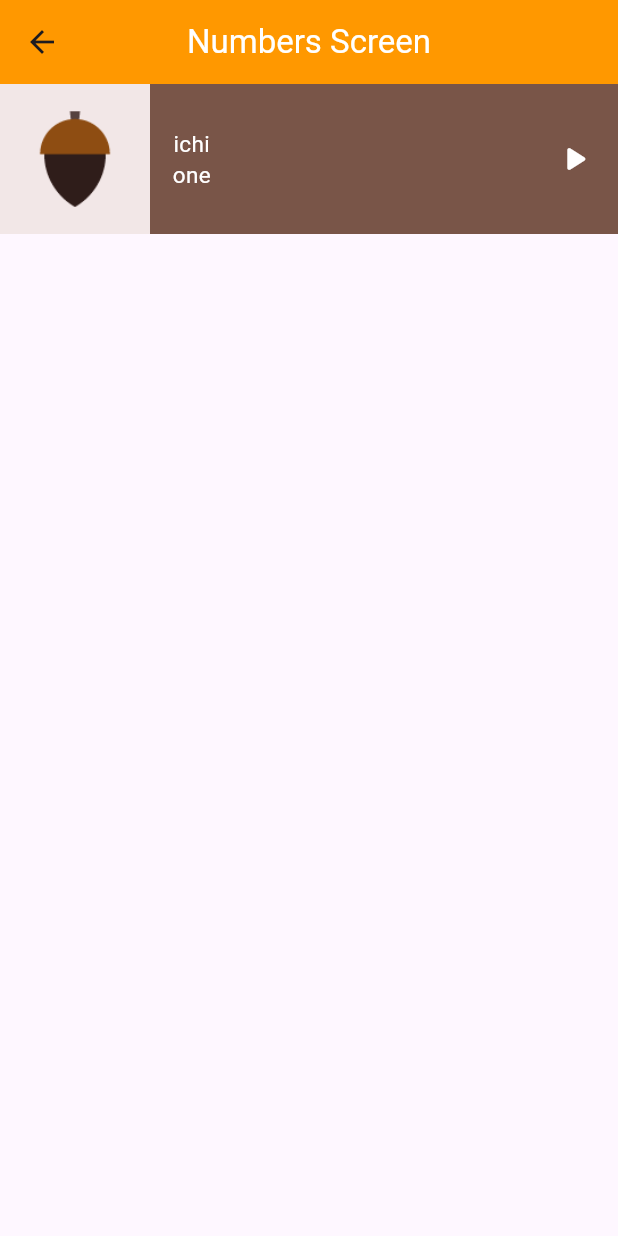
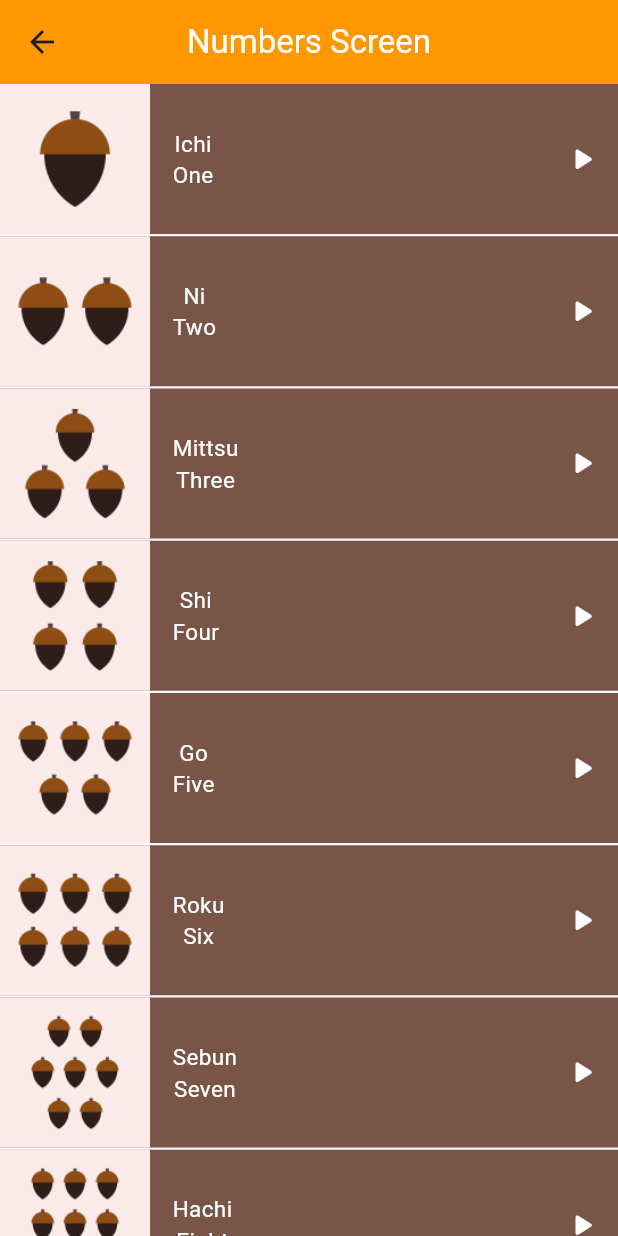
Before and after one commit to YoussefAshraf22/Japanese-language-learning-app--Flutter, a Flutter app: the screen it shows after launch, after a tap on "Numbers", on a phone screen of 412 x 824 dp. Run offline on Flutter 3.47's test engine with Material 2 defaults, Android fonts, the phone set to English and light mode, and no system bars; our stand-ins replace audioplayers.

Commit message:
new commit

```diff
--- a/lib/components/category_item.dart
+++ b/lib/components/category_item.dart
@@ -1,4 +1,3 @@
-import 'package:flutter/cupertino.dart';
 import 'package:flutter/material.dart';
 
 // ignore: must_be_immutable
@@ -6,25 +5,26 @@ class Category extends StatelessWidget {
   String? name;
   Color? color;
   Function()? onTap;
-  Category({required this.name, required this.color, this.onTap});
+  Category({Key? key, required this.name, required this.color, required this.onTap}) : super(key: key);
 
   @override
   Widget build(BuildContext context) {
     return GestureDetector(
       onTap: onTap,
+      child: Padding(
+        padding: const EdgeInsets.symmetric(horizontal: 3, vertical: 3),
         child: Container(
           width: double.infinity,
           height: 70,
           decoration: BoxDecoration(
-            color: color!,
-            borderRadius: BorderRadius.circular(23),
-            border: Border.all(color: color!, style: BorderStyle.solid)),
+              color: color!, borderRadius: BorderRadius.circular(20)),
           child: Text(
             name!,
-          style: TextStyle(fontSize: 20, color: Colors.white),
+            style: const TextStyle(fontSize: 20, color: Colors.white),
           ),
           alignment: Alignment.centerLeft,
-        padding: EdgeInsets.only(left: 24),
+          padding:const EdgeInsets.only(left: 24),
+        ),
       ),
     );
   }
--- /dev/null
+++ b/lib/components/item.dart
@@ -0,0 +1,66 @@
+import 'package:flutter/material.dart';
+import '../models/number_model.dart';
+import 'package:audioplayers/audioplayers.dart';
+
+class Item extends StatelessWidget {
+  final Number num;
+
+  const Item({Key? key, required this.num}) : super(key: key);
+
+  @override
+  Widget build(BuildContext context) {
+    return Column(
+      children: [
+        Container(
+          color: Colors.brown,
+          height: 100,
+          child: Row(children: [
+            Container(
+              color: const Color.fromARGB(255, 251, 234, 234),
+              child: Image.asset(
+                num.img,
+              ),
+            ),
+            const SizedBox(
+              width: 15,
+            ),
+            Column(
+              mainAxisAlignment: MainAxisAlignment.center,
+              children: [
+                Text(
+                  num.jpName,
+                  style: const TextStyle(
+                      fontSize: 15,
+                      color: Colors.white,
+                      fontWeight: FontWeight.w400),
+                ),
+                Text(
+                  num.enName,
+                  style: const TextStyle(
+                      fontSize: 15,
+                      color: Colors.white,
+                      fontWeight: FontWeight.w400),
+                ),
+              ],
+            ),
+            const Spacer(flex: 1),
+            IconButton(
+              icon: const Icon(Icons.play_arrow_rounded,
+                  color: Colors.white, size: 25),
+              onPressed: () {
+                AudioCache player =
+                    AudioCache(prefix: 'assets/sounds/numbers/');
+                player.play(num.sound);
+              },
+            )
+          ]),
+        ),
+        const Divider(
+          color: Colors.white,
+          thickness: 0.1,
+          height: 1.5,
+        )
+      ],
+    );
+  }
+}
--- a/lib/main.dart
+++ b/lib/main.dart
@@ -14,6 +14,6 @@ class TokuApp extends StatelessWidget {
         debugShowCheckedModeBanner: false,
         theme: ThemeData(useMaterial3: true),
         title: 'Toku Language App',
-        home: Scaffold(body: SafeArea(child: HomePage())));
+        home:const Scaffold(body: SafeArea(child: HomePage())));
   }
 }
--- /dev/null
+++ b/lib/models/number_model.dart
@@ -0,0 +1,5 @@
+class Number {
+  final String img, jpName, enName ,sound;
+
+  const Number({required this.img, required this.jpName, required this.enName,required this.sound});
+}
--- a/lib/screens/home_page.dart
+++ b/lib/screens/home_page.dart
@@ -7,11 +7,13 @@ import 'colors_screen.dart';
 import 'numbers_screen.dart';
 
 class HomePage extends StatelessWidget {
+  const HomePage({Key? key}) : super(key: key);
+
   @override
   Widget build(BuildContext context) {
     return Scaffold(
         appBar: AppBar(
-          title: Text(
+          title: const Text(
             'Toku App',
             style: TextStyle(fontSize: 25, color: Colors.white),
           ),
@@ -21,19 +23,15 @@ class HomePage extends StatelessWidget {
         body: SafeArea(
           child: Column(
             children: [
-              SizedBox(
-                height: 2,
-              ),
               Category(
                   name: 'Numbers',
                   color: Colors.orange,
                   onTap: () {
-                    Navigator.push(context,
-                        MaterialPageRoute(builder: (context) => NumbersPage()));
+                    Navigator.push(
+                        context,
+                        MaterialPageRoute(
+                            builder: (context) => const NumbersPage()));
                   }),
-              SizedBox(
-                height: 5,
-              ),
               Category(
                 name: 'Family Members',
                 color: Colors.green,
@@ -41,12 +39,9 @@ class HomePage extends StatelessWidget {
                   Navigator.push(
                       context,
                       MaterialPageRoute(
-                        builder: (context) => FamilyPage(),
+                        builder: (context) => const FamilyPage(),
                       ));
                 },
-              ),
-              SizedBox(
-                height: 5,
               ),
               Category(
                 name: 'Colors',
@@ -55,12 +50,9 @@ class HomePage extends StatelessWidget {
                   Navigator.push(
                       context,
                       MaterialPageRoute(
-                        builder: (context) => ColorsPage(),
+                        builder: (context) => const ColorsPage(),
                       ));
                 },
-              ),
-              SizedBox(
-                height: 5,
               ),
               Category(
                 name: 'Pharses',
@@ -69,7 +61,7 @@ class HomePage extends StatelessWidget {
                   Navigator.push(
                       context,
                       MaterialPageRoute(
-                        builder: (context) => PharsesPage(),
+                        builder: (context) => const PharsesPage(),
                       ));
                 },
               ),
--- a/lib/screens/numbers_screen.dart
+++ b/lib/screens/numbers_screen.dart
@@ -1,60 +1,84 @@
 import 'package:flutter/material.dart';
+import '../components/item.dart';
+import '../models/number_model.dart';
 
 class NumbersPage extends StatelessWidget {
   const NumbersPage({Key? key}) : super(key: key);
+//list of objects from Number class
+  final List<Number> number = const [
+    Number(
+        img: 'assets/images/numbers/number_one.png',
+        jpName: 'Ichi',
+        enName: 'One',
+        sound: 'number_one_sound.mp3'),
+    Number(
+        img: 'assets/images/numbers/number_two.png',
+        jpName: 'Ni',
+        enName: 'Two',
+        sound: 'number_two_sound.mp3'),
+    Number(
+        img: 'assets/images/numbers/number_three.png',
+        jpName: 'Mittsu',
+        enName: 'Three',
+        sound: 'number_three_sound.mp3'),
+    Number(
+        img: 'assets/images/numbers/number_four.png',
+        jpName: 'Shi',
+        enName: 'Four',
+        sound: 'number_four_sound.mp3'),
+    Number(
+        img: 'assets/images/numbers/number_five.png',
+        jpName: 'Go',
+        enName: 'Five',
+        sound: 'number_five_sound.mp3'),
+    Number(
+        img: 'assets/images/numbers/number_six.png',
+        jpName: 'Roku',
+        enName: 'Six',
+        sound: 'number_six_sound.mp3'),
+    Number(
+        img: 'assets/images/numbers/number_seven.png',
+        jpName: 'Sebun',
+        enName: 'Seven',
+        sound: 'number_seven_sound.mp3'),
+    Number(
+        img: 'assets/images/numbers/number_eight.png',
+        jpName: 'Hachi',
+        enName: 'Eight',
+        sound: 'number_eight_sound.mp3'),
+    Number(
+        img: 'assets/images/numbers/number_nine.png',
+        jpName: 'Kyū',
+        enName: 'Nine',
+        sound: 'number_nine_sound.mp3'),
+    Number(
+        img: 'assets/images/numbers/number_ten.png',
+        jpName: 'Jū',
+        enName: 'Ten',
+        sound: 'number_ten_sound.mp3'),
+  ];
 
   @override
   Widget build(BuildContext context) {
     return Scaffold(
       appBar: AppBar(
-        title: Text('Numbers Screen', style: TextStyle(color: Colors.white)),
+        title: const Text('Numbers Screen', style: TextStyle(color: Colors.white)),
         backgroundColor: Colors.orange,
         centerTitle: true,
       ),
       body: SafeArea(
-          child: Container(
-        color: Colors.brown,
-        height: 100,
-        child: Row(children: [
-          Container(
-            color: Color.fromARGB(255, 242, 231, 231),
-            child: Image.asset(
-              'assets/images/numbers/number_one.png',
-            ),
-          ),
-          SizedBox(
-            width: 15,
-          ),
-          Column(
-            mainAxisAlignment: MainAxisAlignment.center,
-            children: [
-              Text(
-                'ichi',
-                style: TextStyle(
-                    fontSize: 15,
-                    color: Colors.white,
-                    fontWeight: FontWeight.w400),
-              ),
-              Text(
-                'one',
-                style: TextStyle(
-                    fontSize: 15,
-                    color: Colors.white,
-                    fontWeight: FontWeight.w400),
-              )
-            ],
-          ),
-          Spacer(flex: 1),
-          Padding(
-            padding: const EdgeInsets.only(right: 15),
-            child: Icon(
-              Icons.play_arrow_rounded,
-              color: Colors.white,
-              size: 28,
-            ),
-          )
-        ]),
+          child: ListView.builder(
+        itemCount: number.length,
+        itemBuilder: (context, index) => Item(num: number[index]),
       )),
     );
   }
+
+  // List<Widget> getList(List<Number> numbers) {
+  //   List<Widget> itemList = [];
+  //   for (int x = 0; x < number.length; x++) {
+  //     itemList.add(Item(num: numbers[x]));
+  //   }
+  //   return itemList;
+  // }
 }
--- a/pubspec.yaml
+++ b/pubspec.yaml
@@ -33,6 +33,7 @@ dependencies:
   # The following adds the Cupertino Icons font to your application.
   # Use with the CupertinoIcons class for iOS style icons.
   cupertino_icons: ^1.0.2
+  audioplayers: ^0.20.1
 
 dev_dependencies:
   flutter_test:
@@ -60,6 +61,10 @@ flutter:
     - assets/images/colors/
     - assets/images/family_members/
     - assets/images/numbers/
+    - assets/sounds/colors/
+    - assets/sounds/family_members/
+    - assets/sounds/numbers/
+    - assets/sounds/phrases/
 
   # An image asset can refer to one or more resolution-specific "variants", see
   # https://flutter.dev/assets-and-images/#resolution-aware.
```
Also changed, not shown: pubspec.lock. Lines whose indentation alone changed are shown as unchanged.
